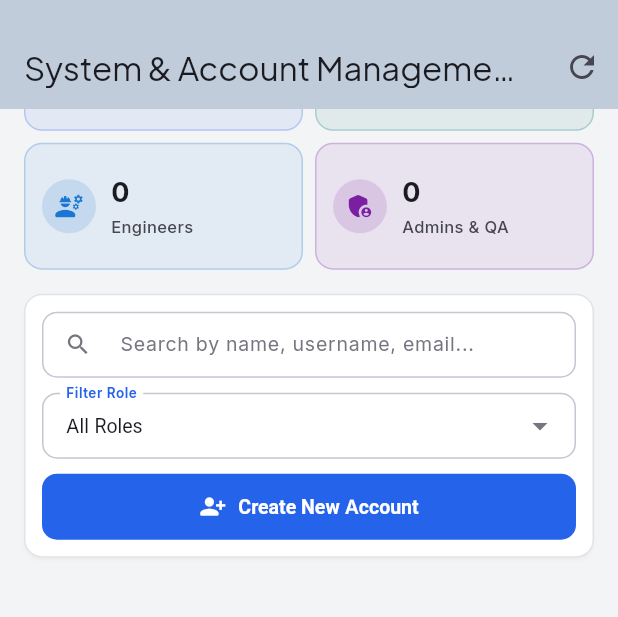
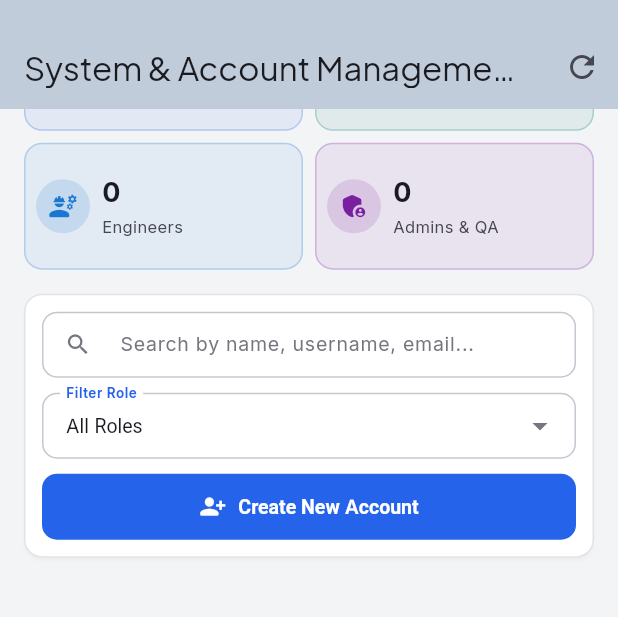
Before and after one commit to hacker-sama/dcid-web, a Flutter app: the AdminScreen screen opened by its route, scrolled down 86 dp, on a phone screen of 412 x 824 dp, the part 59-676 px from its top. Run offline on Flutter 3.47's test engine with Material 3 defaults, Android fonts, the phone set to English and light mode, and no system bars; our stand-ins replace data_table_2, dio, file_picker, flutter_markdown, flutter_riverpod, flutter_secure_storage and 3 more; missing offline and left inert: dart:js_interop; accounts and stored records are empty; network calls fail; project files that could hold a hidden picture were left out.

Commit message:
feat: implement admin user management screen and home navigation shell

```diff
--- a/dcid-app/lib/features/admin/admin_screen.dart
+++ b/dcid-app/lib/features/admin/admin_screen.dart
@@ -286,7 +286,7 @@ class _AdminScreenState extends ConsumerState<AdminScreen> {
         side: BorderSide(color: color.withValues(alpha: 0.25)),
       ),
       child: Padding(
-        padding: const EdgeInsets.symmetric(horizontal: 12, vertical: 12),
+        padding: const EdgeInsets.symmetric(horizontal: 8, vertical: 8),
         child: Row(
           children: [
             Container(
@@ -297,8 +297,11 @@ class _AdminScreenState extends ConsumerState<AdminScreen> {
               ),
               child: Icon(icon, color: color, size: 20),
             ),
-            const SizedBox(width: 10),
+            const SizedBox(width: 8),
             Expanded(
+              child: FittedBox(
+                fit: BoxFit.scaleDown,
+                alignment: Alignment.centerLeft,
                 child: Column(
                   crossAxisAlignment: CrossAxisAlignment.start,
                   mainAxisSize: MainAxisSize.min,
@@ -318,11 +321,11 @@ class _AdminScreenState extends ConsumerState<AdminScreen> {
                       overflow: TextOverflow.ellipsis,
                       style: TextStyle(
                         fontSize: 11,
-                      fontWeight: FontWeight.w500,
                         color: scheme.onSurfaceVariant,
                       ),
                     ),
                   ],
+                ),
               ),
             ),
           ],
--- a/dcid-app/lib/features/shell/home_shell.dart
+++ b/dcid-app/lib/features/shell/home_shell.dart
@@ -115,7 +115,9 @@ class HomeShell extends ConsumerWidget {
 
     return Scaffold(
       appBar: AppBar(
-        title: Row(
+        title: FittedBox(
+          fit: BoxFit.scaleDown,
+          child: Row(
             mainAxisSize: MainAxisSize.min,
             children: [
               Icon(Icons.precision_manufacturing_rounded,
@@ -126,6 +128,7 @@ class HomeShell extends ConsumerWidget {
                 style: TextStyle(fontWeight: FontWeight.w800, fontSize: 17),
               ),
             ],
+          ),
         ),
         actions: [
           themeToggleButton,
```
Lines whose indentation alone changed are shown as unchanged.
